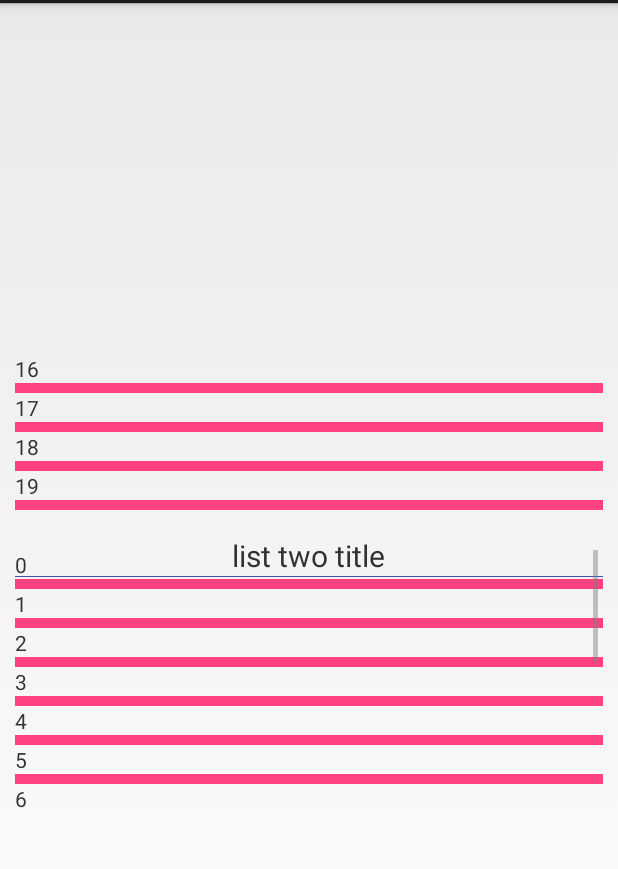
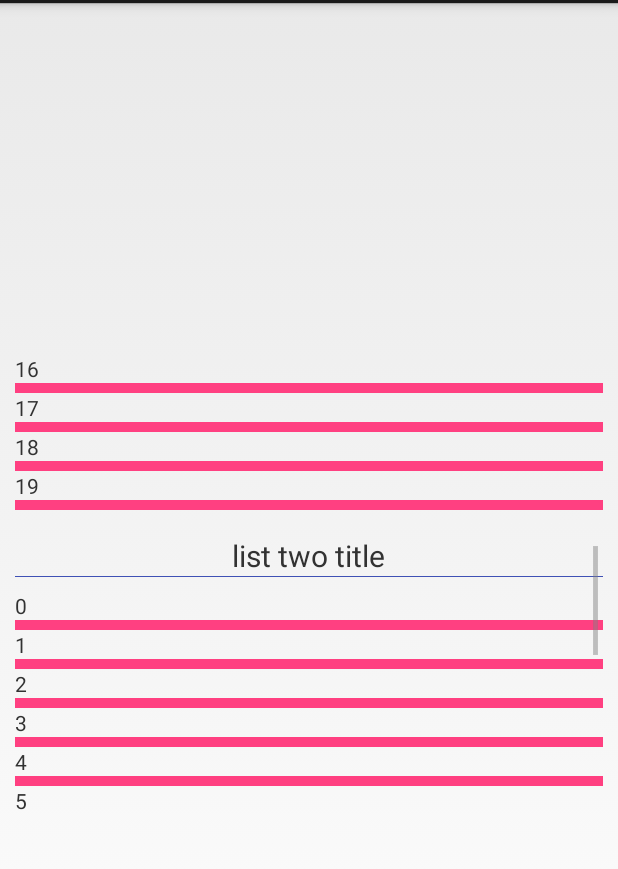
Before and after one commit to lizhen0211/Android_ScrollNestedList, an Android app: the NestedListViewActivity screen opened directly, with no data from a screen before it, scrolled down 420 dp, on a phone screen of 412 x 824 dp, the part 69-938 px from its top. Run offline under Robolectric (Android 15) with nearby library versions, the phone set to English and light mode, and no system bars.

Commit message:
base line

```diff
--- a/app/src/main/java/com/lz/example/android_scrollnestedlist/NestedListViewActivity.java
+++ b/app/src/main/java/com/lz/example/android_scrollnestedlist/NestedListViewActivity.java
@@ -22,6 +22,8 @@ public class NestedListViewActivity extends Activity {
         setListViewHeight(listOneAdapter.getDatas().size(), listOne);
 
         ListView listTwo = (ListView) findViewById(R.id.listTwo);
+        listTwo.setScrollingCacheEnabled(false);
+        listTwo.setDrawingCacheEnabled(false);
         NestedListViewAdapter listTwoAdapter = new NestedListViewAdapter(this, getData());
         listTwo.setAdapter(listTwoAdapter);
         setListViewHeight(listTwoAdapter.getDatas().size(), listTwo);
--- a/app/src/main/res/layout/activity_nested_list_view.xml
+++ b/app/src/main/res/layout/activity_nested_list_view.xml
@@ -62,8 +62,8 @@
                 android:id="@+id/listTwo"
                 android:layout_width="wrap_content"
                 android:layout_height="wrap_content"
-                android:layout_below="@id/listOne"
-                android:layout_marginTop="20dp"
+                android:layout_below="@id/list_two_title"
+                android:layout_marginTop="10dp"
                 android:divider="@color/colorAccent"
                 android:dividerHeight="10px" />
         </RelativeLayout>
```
